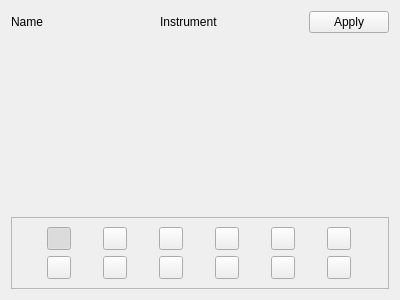
Qt form src/View/PresetEditingWidget.ui (sergsave/MagicCubiano) before a commit.
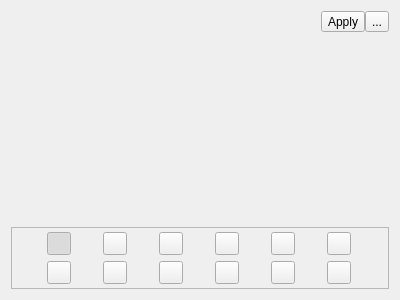
The same form after that commit.

```diff
--- a/src/View/PresetEditingWidget.ui
+++ b/src/View/PresetEditingWidget.ui
@@ -18,28 +18,28 @@
     <number>0</number>
    </property>
    <item>
-    <layout class="QHBoxLayout" name="horizontalLayout" stretch="1,1,0">
+    <layout class="QHBoxLayout" name="horizontalLayout" stretch="1,0,0">
      <item>
       <widget class="QLabel" name="nameLabel">
        <property name="text">
-        <string>Name</string>
+        <string/>
        </property>
       </widget>
      </item>
      <item>
-      <widget class="QLabel" name="instrumentLabel">
-       <property name="text">
-        <string>Instrument</string>
-       </property>
-      </widget>
-     </item>
-     <item>
-      <widget class="QPushButton" name="applyButton">
+      <widget class="QToolButton" name="applyButton">
        <property name="text">
         <string>Apply</string>
        </property>
       </widget>
      </item>
+     <item>
+      <widget class="QToolButton" name="settingsButton">
+       <property name="text">
+        <string>...</string>
+       </property>
+      </widget>
+     </item>
     </layout>
    </item>
    <item>
@@ -54,6 +54,12 @@
       <enum>QFrame::Raised</enum>
      </property>
      <layout class="QGridLayout" name="gridLayout">
+      <property name="topMargin">
+       <number>4</number>
+      </property>
+      <property name="bottomMargin">
+       <number>4</number>
+      </property>
       <item row="0" column="0">
        <widget class="QToolButton" name="clockYellowButton">
         <property name="text">
```
Left out of the diff: 2 changed lines with no effect on the pictures.
